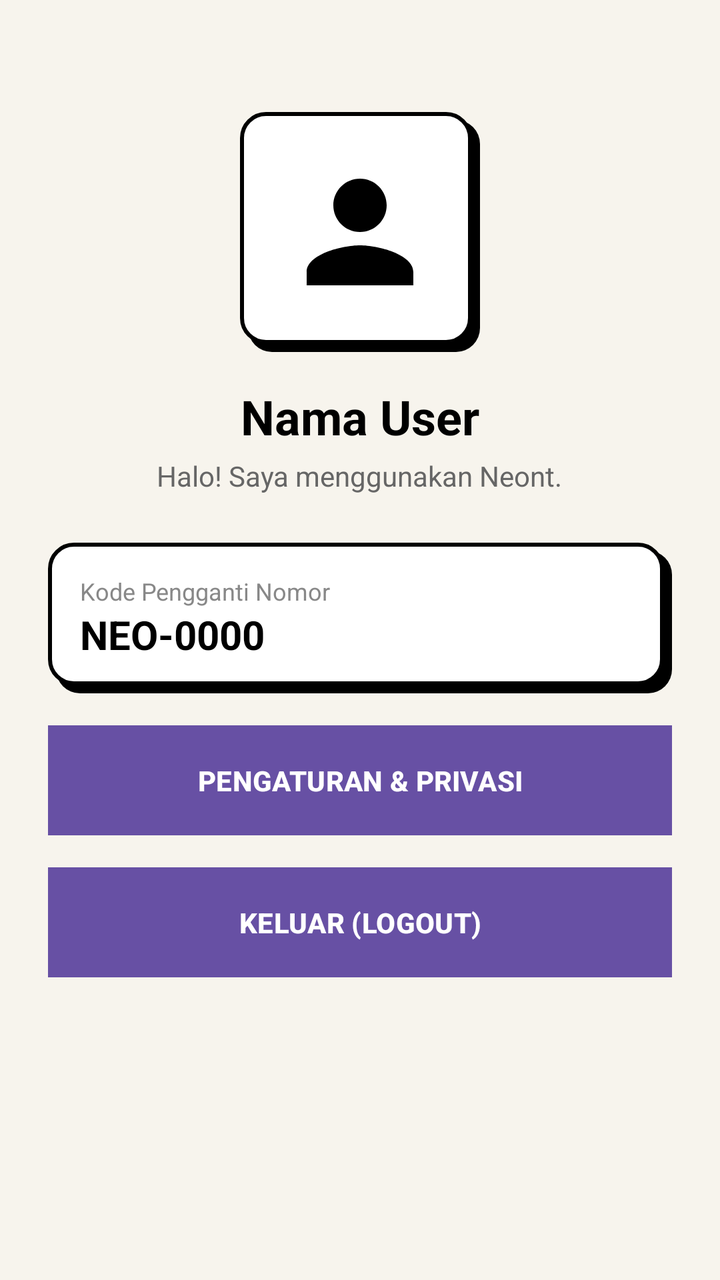
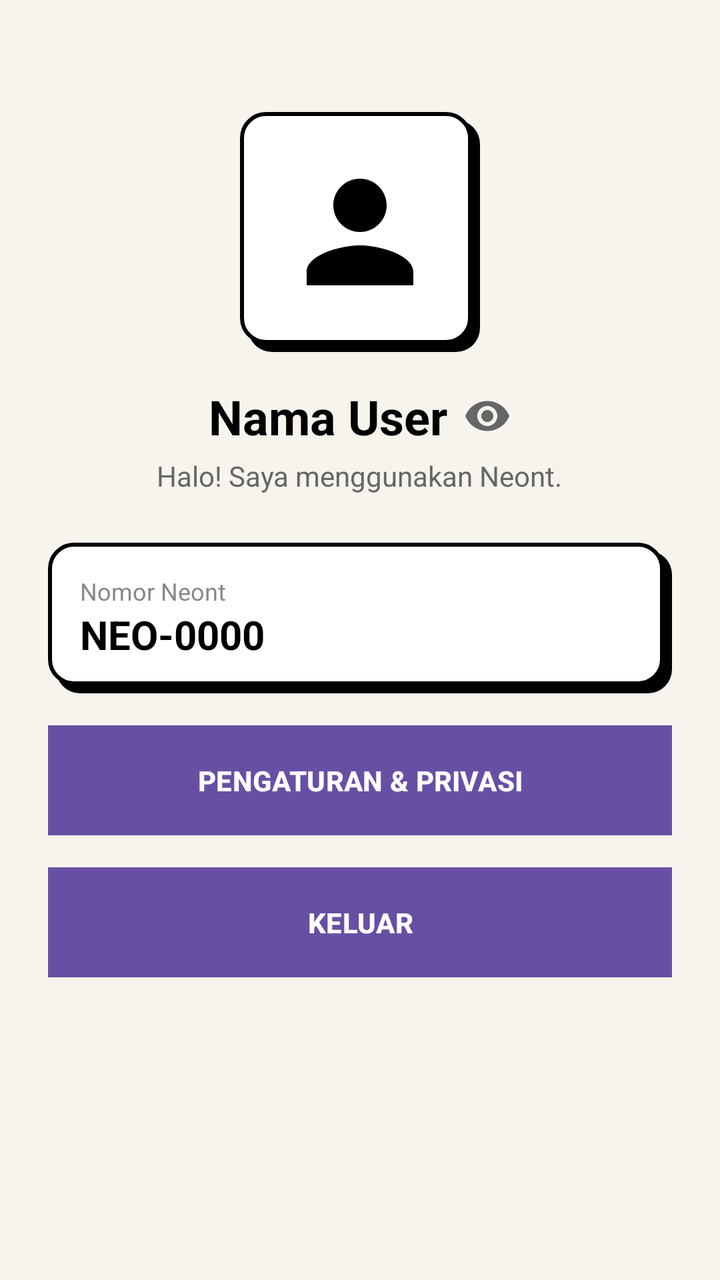

An Android layout rendered at two revisions. The XML below is the earlier revision; the diff shows what the commit changed to produce the second picture.
<!-- AndroidManifest.xml: application theme Theme.Material3.DayNight.NoActionBar -->
<!-- res/layout/activity_profile.xml -->
<?xml version="1.0" encoding="utf-8"?>
<ScrollView xmlns:android="http://schemas.android.com/apk/res/android"
    android:layout_width="match_parent"
    android:layout_height="match_parent"
    android:background="@color/nb_bg">

    <LinearLayout
        android:layout_width="match_parent"
        android:layout_height="wrap_content"
        android:orientation="vertical"
        android:padding="24dp"
        android:gravity="center_horizontal">

        
        <ImageView
            android:layout_width="120dp"
            android:layout_height="120dp"
            android:src="@drawable/ic_wa_profile"
            android:background="@drawable/nb_box_white"
            android:padding="20dp"
            android:layout_marginTop="32dp"
            android:layout_marginBottom="16dp"/>

        
        <TextView
            android:id="@+id/tvProfileName"
            android:layout_width="wrap_content"
            android:layout_height="wrap_content"
            android:text="Nama User"
            android:textSize="24sp"
            android:textStyle="bold"
            android:textColor="@color/nb_black"
            android:layout_marginBottom="4dp"/>

        
        <TextView
            android:id="@+id/tvProfileBio"
            android:layout_width="wrap_content"
            android:layout_height="wrap_content"
            android:text="Halo! Saya menggunakan Neont."
            android:textSize="14sp"
            android:textColor="#666666"
            android:layout_marginBottom="24dp"/>

        
        <LinearLayout
            android:layout_width="match_parent"
            android:layout_height="wrap_content"
            android:background="@drawable/nb_box_white"
            android:padding="16dp"
            android:orientation="vertical"
            android:layout_marginBottom="16dp">
            <TextView
                android:layout_width="wrap_content"
                android:layout_height="wrap_content"
                android:text="Kode Pengganti Nomor"
                android:textSize="12sp"
                android:textColor="#888888"/>
            <TextView
                android:id="@+id/tvProfileCode"
                android:layout_width="wrap_content"
                android:layout_height="wrap_content"
                android:text="NEO-0000"
                android:textSize="20sp"
                android:textStyle="bold"
                android:textColor="@color/nb_black"/>
        </LinearLayout>

        
        <Button
            android:id="@+id/btnSettings"
            android:layout_width="match_parent"
            android:layout_height="55dp"
            android:background="@drawable/nb_button_bg"
            android:text="PENGATURAN &amp; PRIVASI"
            android:textColor="@color/nb_white"
            android:textStyle="bold"
            android:layout_marginBottom="16dp"/>

        
        <Button
            android:id="@+id/btnLogoutProfile"
            android:layout_width="match_parent"
            android:layout_height="55dp"
            android:background="@drawable/nb_button_bg"
            android:text="KELUAR (LOGOUT)"
            android:textColor="@color/nb_white"
            android:textStyle="bold"/>

    </LinearLayout>
</ScrollView>
<!-- resources referenced by this layout -->
<resources>
  <color name="nb_bg">#F7F4ED</color>
  <color name="nb_black">#000000</color>
  <color name="nb_white">#FFFFFF</color>
  <!-- drawable ic_wa_profile (drawable) -->
  <vector xmlns:android="http://schemas.android.com/apk/res/android" android:width="24dp" android:height="24dp" android:viewportWidth="24" android:viewportHeight="24">
      <path android:fillColor="#000000" android:pathData="M12,12c2.21,0 4,-1.79 4,-4s-1.79,-4 -4,-4 -4,1.79 -4,4 1.79,4 4,4zM12,14c-2.67,0 -8,1.34 -8,4v2h16v-2c0,-2.66 -5.33,-4 -8,-4z"/>
  </vector>
  <!-- drawable nb_box_white (drawable) -->
  <?xml version="1.0" encoding="utf-8"?>
  <layer-list xmlns:android="http://schemas.android.com/apk/res/android">
      
      <item android:left="4dp" android:top="4dp">
          <shape>
              <solid android:color="@color/nb_black" />
              <corners android:radius="12dp" />
          </shape>
      </item>
      
      <item android:right="4dp" android:bottom="4dp">
          <shape>
              <solid android:color="@color/nb_white" />
              <stroke android:width="2dp" android:color="@color/nb_black" />
              <corners android:radius="12dp" />
          </shape>
      </item>
  </layer-list>
  <!-- drawable nb_button_bg (drawable) -->
  <?xml version="1.0" encoding="utf-8"?>
  <shape xmlns:android="http://schemas.android.com/apk/res/android">
      <solid android:color="@color/nb_black" />
      <stroke android:width="3dp" android:color="@color/nb_black" />
      <corners android:radius="0dp" />
  </shape>
</resources>

<!-- the commit's change to res/layout/activity_profile.xml (unified diff, before → after) -->
@@ -13,13 +13,16 @@
 
         
         <ImageView
+            android:id="@+id/ivProfilePhoto"
             android:layout_width="120dp"
             android:layout_height="120dp"
             android:src="@drawable/ic_wa_profile"
             android:background="@drawable/nb_box_white"
             android:padding="20dp"
             android:layout_marginTop="32dp"
-            android:layout_marginBottom="16dp"/>
+            android:layout_marginBottom="16dp"
+            android:clickable="true"
+            android:focusable="true"/>
 
         
         <TextView
@@ -30,7 +33,9 @@
             android:textSize="24sp"
             android:textStyle="bold"
             android:textColor="@color/nb_black"
-            android:layout_marginBottom="4dp"/>
+            android:layout_marginBottom="4dp"
+            android:drawableEnd="@drawable/ic_eye_open"
+            android:drawablePadding="8dp"/>
 
         
         <TextView
@@ -53,7 +58,7 @@
             <TextView
                 android:layout_width="wrap_content"
                 android:layout_height="wrap_content"
-                android:text="Kode Pengganti Nomor"
+                android:text="Nomor Neont"
                 android:textSize="12sp"
                 android:textColor="#888888"/>
             <TextView
@@ -83,7 +88,7 @@
             android:layout_width="match_parent"
             android:layout_height="55dp"
             android:background="@drawable/nb_button_bg"
-            android:text="KELUAR (LOGOUT)"
+            android:text="KELUAR"
             android:textColor="@color/nb_white"
             android:textStyle="bold"/>
 
<!-- resource entries referenced after the edit -->
@@ -3,6 +3,10 @@
   <color name="nb_bg">#F7F4ED</color>
   <color name="nb_black">#000000</color>
   <color name="nb_white">#FFFFFF</color>
+  <!-- drawable ic_eye_open (drawable) -->
+  <vector xmlns:android="http://schemas.android.com/apk/res/android" android:width="24dp" android:height="24dp" android:viewportWidth="24" android:viewportHeight="24" android:tint="#666666">
+      <path android:fillColor="@android:color/white" android:pathData="M12,4.5C7,4.5 2.73,7.61 1,12c1.73,4.39 6,7.5 11,7.5s9.27,-3.11 11,-7.5c-1.73,-4.39 -6,-7.5 -11,-7.5zM12,17c-2.76,0 -5,-2.24 -5,-5s2.24,-5 5,-5 5,2.24 5,5 -2.24,5 -5,5zM12,9c-1.66,0 -3,1.34 -3,3s1.34,3 3,3 3,-1.34 3,-3 -1.34,-3 -3,-3z"/>
+  </vector>
   <!-- drawable ic_wa_profile (drawable) -->
   <vector xmlns:android="http://schemas.android.com/apk/res/android" android:width="24dp" android:height="24dp" android:viewportWidth="24" android:viewportHeight="24">
       <path android:fillColor="#000000" android:pathData="M12,12c2.21,0 4,-1.79 4,-4s-1.79,-4 -4,-4 -4,1.79 -4,4 1.79,4 4,4zM12,14c-2.67,0 -8,1.34 -8,4v2h16v-2c0,-2.66 -5.33,-4 -8,-4z"/>
